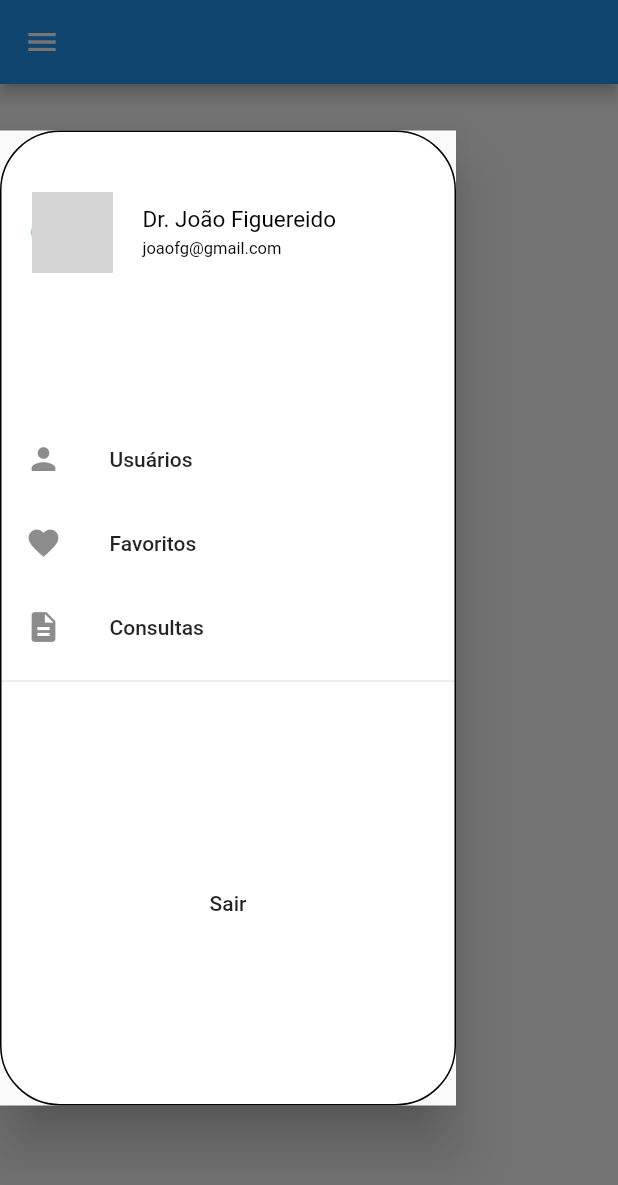
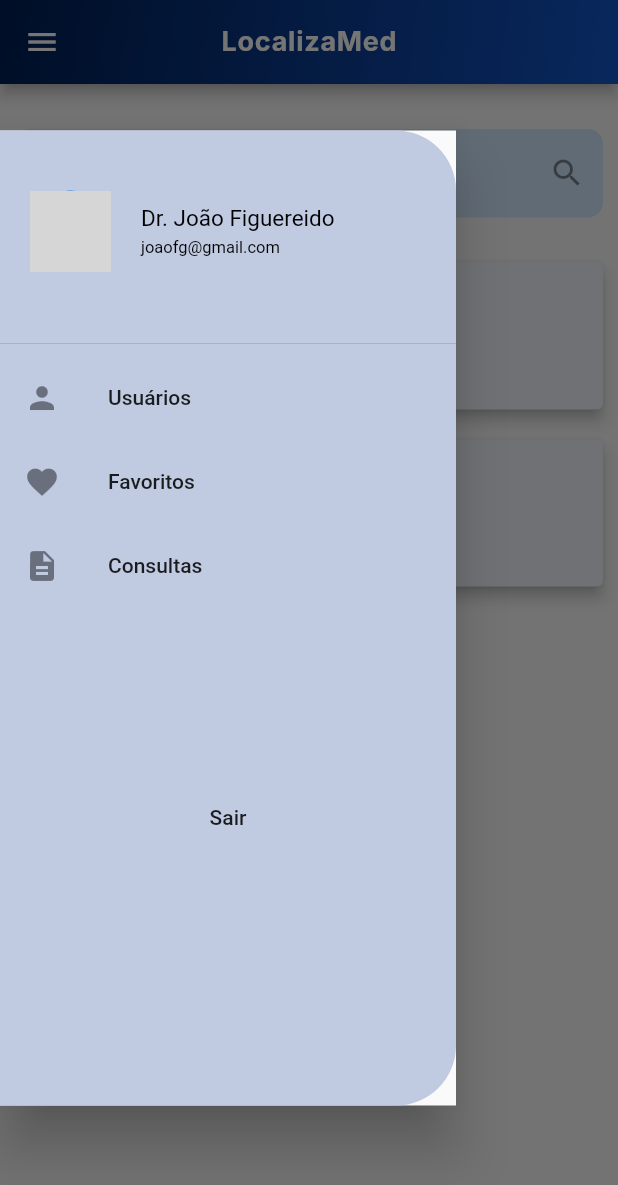
Before and after one commit to raffevald/projeto-final-materia-dev-mobile, a Flutter app: the screen it shows after launch, with the side drawer open, on a phone screen of 412 x 824 dp. Shown: the top 1185 px of the screen. Run offline on Flutter 3.47's test engine with Material 2 defaults, Android fonts, the phone set to English and light mode, and no system bars; our stand-ins replace flutter_svg, google_fonts; missing offline and left inert: dart:js; network calls fail; grey boxes are pictures that could not be loaded.

Commit message:
Foi criado o SEARCH DO DASBOARD e iniciado a estilisação dos cotainer de exbição

```diff
--- a/lib/ widget/siderbar.dart
+++ b/lib/ widget/siderbar.dart
@@ -11,17 +11,24 @@ class SideBar extends StatelessWidget {
     const email = 'joaofg@gmail.com';
     const urlImage = '../assets/DSC_3965.JPG';
 
-    return SizedBox(
+    return SingleChildScrollView(
+      child: Stack(
+        children: <Widget>[
+          const SizedBox(height: 80),
+          Container(
+            color: Colors.transparent,
+            child: SizedBox(
               height: 650,
               child: Drawer(
                 child: Container(
-          decoration: BoxDecoration(
-            border: Border.all(),
-            color: Colors.white,
-            borderRadius: const BorderRadius.all(Radius.circular(40)),
+                  decoration: const BoxDecoration(
+                    color: Color.fromARGB(255, 192, 202, 225),
+                    borderRadius: BorderRadius.only(
+                      topRight: Radius.circular(40.0),
+                      bottomRight: Radius.circular(40.0),
+                    ),
                   ),
                   child: ListView(
-            // Remove padding
                     padding: EdgeInsets.zero,
                     children: [
                       buildHeader(
@@ -29,12 +36,12 @@ class SideBar extends StatelessWidget {
                         name: name,
                         email: email,
                       ),
-              const ListTile(),
+                      const Divider(),
                       ListTile(
                         leading: const Icon(Icons.person),
                         title: const Text('Usuários'),
-                onTap: () =>
-                    Navigator.of(context).pushNamed('/cadastroUsuarios'),
+                        onTap: () => Navigator.of(context)
+                            .pushNamed('/cadastroUsuarios'),
                       ),
                       ListTile(
                         leading: const Icon(Icons.favorite),
@@ -46,7 +53,7 @@ class SideBar extends StatelessWidget {
                         title: const Text('Consultas'),
                         onTap: () => null,
                       ),
-              const Divider(),
+                      // const Divider(),
                       const ListTile(),
                       const ListTile(),
                       ListTile(
@@ -58,6 +65,10 @@ class SideBar extends StatelessWidget {
                     ],
                   ),
                 ),
+              ),
+            ),
+          ),
+        ],
       ),
     );
   }
--- a/lib/main.dart
+++ b/lib/main.dart
@@ -12,11 +12,13 @@ class MyApp extends StatelessWidget {
   Widget build(BuildContext context) {
     return MaterialApp(
       //title: 'Login',
+      debugShowCheckedModeBanner: false,
       theme: ThemeData(
         primarySwatch: Colors.blue,
       ),
       // initialRoute: '/',
       initialRoute: '/dashboard',
+      // initialRoute: '/searchMed',
       onGenerateRoute: RouteGenerator.generateRoute,
     );
   }
--- a/lib/routes/routes_generator.dart
+++ b/lib/routes/routes_generator.dart
@@ -1,9 +1,11 @@
 import 'package:flutter/material.dart';
+import 'package:projeto_final_materia_dev_mobile/models/search.dart';
 import 'package:projeto_final_materia_dev_mobile/views/dashboard.dart';
-import 'package:projeto_final_materia_dev_mobile/views/login_page.dart';
+// import 'package:projeto_final_materia_dev_mobile/views/login_page.dart';
 
 import '../views/cadastrar_medicos.dart';
 import '../views/cadastrar_usuarios.dart';
+import '../views/dashboard_teste.dart';
 import '../views/login_page_test.dart';
 import '../views/widget/dropdown_cadastro.dart';
 
@@ -16,31 +18,43 @@ class RouteGenerator {
           builder: (_) => LoginPageTest(
             data: args,
             title: 'Login',
-                ));
+          ),
+        );
       case '/dashboard':
         return MaterialPageRoute(
-            builder: (_) => Dashboard(
-                  data: args,
-                  title: 'Dashboard',
-                ));
+          builder: (_) => const Dashboard(
+              // data: args,
+              // title: 'Dashboard',
+              ),
+        );
       case '/cadastro':
         return MaterialPageRoute(
           builder: (_) => Cadastro(
             data: args,
             title: 'Cadastro de Usuario',
-                ));
+          ),
+        );
       case '/cadastroUsuarios':
         return MaterialPageRoute(
           builder: (_) => CadastroDeUsuarios(
             data: args,
             title: 'Cadastro de Usuario',
-                ));
+          ),
+        );
       case '/cadastroMedicos':
         return MaterialPageRoute(
           builder: (_) => CadastroDeMedicos(
             data: args,
             title: 'Cadastro de Médicos',
-                ));
+          ),
+        );
+      case '/searchMed':
+        return MaterialPageRoute(
+          builder: (_) => const SearchMed(
+              // data: args,
+              // title: 'Cadastro de Médicos',
+              ),
+        );
       default:
         return _erroRoute();
     }
--- a/lib/views/dashboard.dart
+++ b/lib/views/dashboard.dart
@@ -1,24 +1,127 @@
-//import 'package:flutter/cupertino.dart';
-import 'package:flutter/material.dart';
+// //import 'package:flutter/cupertino.dart';
+// import 'package:flutter/material.dart';
+// import 'package:google_fonts/google_fonts.dart';
 
-import '../ widget/siderbar.dart';
+// import '../ widget/siderbar.dart';
+// import '../models/search.dart';
 
-class Dashboard extends StatefulWidget {
-  const Dashboard({Key? key, required this.title, Object? data})
-      : super(key: key);
+// class Dashboard extends StatefulWidget {
+//   const Dashboard({Key? key, required this.title, Object? data})
+//       : super(key: key);
 
-  final String title;
+//   final String title;
 
-  @override
-  State<Dashboard> createState() => Mydashboard();
-}
+//   @override
+//   State<Dashboard> createState() => Mydashboard();
+// }
 
-class Mydashboard extends State<Dashboard> {
-  @override
-  Widget build(BuildContext context) {
-    return Scaffold(
-      appBar: AppBar(),
-      drawer: const SideBar(),
-    );
-  }
-}
+// class Mydashboard extends State<Dashboard> {
+//   final List<Map<String, dynamic>> _allUsers = [
+//     {"id": 1, "name": "Andy", "age": 29},
+//     {"id": 2, "name": "Aragon", "age": 40},
+//     {"id": 3, "name": "Bob", "age": 5},
+//     {"id": 4, "name": "Barbara", "age": 35},
+//     {"id": 5, "name": "Candy", "age": 21},
+//     {"id": 6, "name": "Colin", "age": 55},
+//     {"id": 7, "name": "Audra", "age": 30},
+//     {"id": 8, "name": "Banana", "age": 14},
+//     {"id": 9, "name": "Caversky", "age": 100},
+//     {"id": 10, "name": "Becky", "age": 32},
+//   ];
+
+//   List<Map<String, dynamic>> _foundUsers = [];
+
+//   @override
+//   initState() {
+//     _foundUsers = _allUsers;
+//     super.initState();
+//   }
+
+//   // This function is called whenever the text field changes
+//   void _runFilter(String enteredKeyword) {
+//     List<Map<String, dynamic>> results = [];
+//     if (enteredKeyword.isEmpty) {
+//       // if the search field is empty or only contains white-space, we'll display all users
+//       results = _allUsers;
+//     } else {
+//       results = _allUsers
+//           .where((user) =>
+//               user["name"].toLowerCase().contains(enteredKeyword.toLowerCase()))
+//           .toList();
+//       // we use the toLowerCase() method to make it case-insensitive
+//     }
+
+//     // Refresh the UI
+//     setState(() {
+//       _foundUsers = results;
+//     });
+//   }
+
+//   @override
+//   Widget build(BuildContext context) {
+//     return Scaffold(
+//       // appBar: AppBar(),
+//       appBar: AppBar(
+//         centerTitle: true,
+//         title: Text(
+//           "LocalizaMed",
+//           style: GoogleFonts.inter(
+//               textStyle: const TextStyle(
+//             fontWeight: FontWeight.bold,
+//             fontSize: 18,
+//             letterSpacing: .5,
+//           )),
+//         ),
+//         flexibleSpace: Container(
+//           decoration: const BoxDecoration(
+//             gradient: LinearGradient(
+//               begin: Alignment.topLeft,
+//               end: Alignment.bottomRight,
+//               colors: <Color>[
+//                 Color.fromRGBO(0, 31, 84, 1),
+//                 Color.fromRGBO(19, 86, 202, 1),
+//               ],
+//             ),
+//           ),
+//         ),
+//       ),
+
+//       drawer: const SideBar(),
+//       body: SingleChildScrollView(
+//         child: Column(
+//           children: [
+//             TextField(
+//               onChanged: (value) => _runFilter(value),
+//             ),
+//             const SizedBox(height: 20),
+//             Expanded(
+//               child: _foundUsers.isNotEmpty
+//                   ? ListView.builder(
+//                       itemCount: _foundUsers.length,
+//                       itemBuilder: (context, index) => Card(
+//                         key: ValueKey(_foundUsers[index]["id"]),
+//                         color: Colors.amberAccent,
+//                         elevation: 4,
+//                         margin: const EdgeInsets.symmetric(vertical: 10),
+//                         child: ListTile(
+//                           leading: Text(
+//                             _foundUsers[index]["id"].toString(),
+//                             style: const TextStyle(fontSize: 24),
+//                           ),
+//                           title: Text(_foundUsers[index]['name']),
+//                           subtitle: Text(
+//                               '${_foundUsers[index]["age"].toString()} years old'),
+//                         ),
+//                       ),
+//                     )
+//                   : const Text(
+//                       'No results found',
+//                       style: TextStyle(fontSize: 24),
+//                     ),
+//             ),
+//           ],
+//         ),
+//       ),
+//     );
+//   }
+// }
--- /dev/null
+++ b/lib/views/dashboard_teste.dart
@@ -0,0 +1,284 @@
+// import 'dart:html';
+
+import 'package:flutter/material.dart';
+import 'package:google_fonts/google_fonts.dart';
+
+import '../ widget/siderbar.dart';
+
+class Dashboard extends StatefulWidget {
+  const Dashboard({Key? key}) : super(key: key);
+
+  @override
+  _DashboardState createState() => _DashboardState();
+}
+
+class _DashboardState extends State<Dashboard> {
+  // final List<Map<String, dynamic>> _allUsers = [
+  //   {"id": 1, "name": "Andy", "age": 29},
+  //   {"id": 2, "name": "Aragon", "age": 40},
+  //   {"id": 3, "name": "Bob", "age": 5},
+  //   {"id": 4, "name": "Barbara", "age": 35},
+  //   {"id": 5, "name": "Candy", "age": 21},
+  //   {"id": 6, "name": "Colin", "age": 55},
+  //   {"id": 7, "name": "Audra", "age": 30},
+  //   {"id": 8, "name": "Banana", "age": 14},
+  //   {"id": 9, "name": "Caversky", "age": 100},
+  //   {"id": 10, "name": "Becky", "age": 32},
+  // ];
+
+  //Laitu
+  final padding = const EdgeInsets.symmetric(horizontal: 20);
+
+  String name = "";
+
+  final List<Map<String, dynamic>> _allUsers = [
+    {
+      "cpf": "33344477733",
+      "dateTIme": "Quita 15 de agosto",
+      "urlImage": "./algumdiretorio/imagem.png",
+      "name": "Dr. Rafael Silva",
+      "email": "raff.evald@gmail.com",
+      "especialidade": "Cardiologista",
+      "crmOrRqeOrRro": "72362",
+      "rua": "Caucheiro",
+      "numero": "1378",
+      "cidade": "Ji-paraná",
+      "bairro": "Nova Brasilia"
+    },
+    {
+      "cpf": "33344477733",
+      "dateTIme": "Quita 15 de agosto",
+      "urlImage": "./algumdiretorio/imagem.png",
+      "name": "Dr. Weslayne",
+      "email": "weslayne@gmail.com",
+      "especialidade": "Clinica geral",
+      "crmOrRqeOrRro": "234654",
+      "rua": "Rio Branco",
+      "numero": "1378",
+      "cidade": "Mirante da Serra",
+      "bairro": "Centro"
+    },
+  ];
+
+  List<Map<String, dynamic>> _foundUsers = [];
+
+  @override
+  initState() {
+    _foundUsers = _allUsers;
+    super.initState();
+  }
+
+  // This function is called whenever the text field changes
+  void _runFilter(String enteredKeyword) {
+    List<Map<String, dynamic>> results = [];
+    if (enteredKeyword.isEmpty) {
+      // if the search field is empty or only contains white-space, we'll display all users
+      results = _allUsers;
+    } else {
+      results = _allUsers
+          .where((user) => user["especialidade"]
+              .toLowerCase()
+              .contains(enteredKeyword.toLowerCase()))
+          .toList();
+      // we use the toLowerCase() method to make it case-insensitive
+    }
+
+    // Refresh the UI
+    setState(() {
+      _foundUsers = results;
+    });
+  }
+
+  @override
+  Widget build(BuildContext context) {
+    return Scaffold(
+      appBar: AppBar(
+        centerTitle: true,
+        title: Text(
+          "LocalizaMed",
+          style: GoogleFonts.inter(
+            textStyle: const TextStyle(
+              fontWeight: FontWeight.bold,
+              fontSize: 18,
+              letterSpacing: .5,
+            ),
+          ),
+        ),
+        flexibleSpace: Container(
+          decoration: const BoxDecoration(
+            gradient: LinearGradient(
+              begin: Alignment.topLeft,
+              end: Alignment.bottomRight,
+              colors: <Color>[
+                Color.fromRGBO(0, 31, 84, 1),
+                Color.fromRGBO(19, 86, 202, 1),
+              ],
+            ),
+          ),
+        ),
+      ),
+      drawer: const SideBar(),
+      body: Padding(
+        padding: const EdgeInsets.all(10),
+        child: Column(
+          children: [
+            const SizedBox(
+              height: 20,
+            ),
+            TextField(
+              onChanged: (value) => _runFilter(value),
+              decoration: InputDecoration(
+                labelText: 'Buscar',
+                suffixIcon: const Icon(Icons.search),
+                filled: true,
+                fillColor: const Color.fromRGBO(211, 233, 254, 1),
+                border: OutlineInputBorder(
+                    borderSide: BorderSide.none,
+                    borderRadius: BorderRadius.circular(10)),
+                hintText: ('ex: Clinico geral, Cardiologista...'),
+              ),
+            ),
+            const SizedBox(
+              height: 20,
+            ),
+            Expanded(
+              child: _foundUsers.isNotEmpty
+                  ? ListView.builder(
+                      itemCount: _foundUsers.length,
+                      itemBuilder: (context, index) => Card(
+                        key: ValueKey(_foundUsers[index]["id"]),
+                        color: const Color.fromARGB(255, 242, 246, 252),
+                        elevation: 4,
+                        margin: const EdgeInsets.symmetric(vertical: 10),
+                        child: Container(
+                          child: Column(
+                            children: [
+                              buildContextSearch(
+                                dateTime:
+                                    _foundUsers[index]["dateTIme"].toString(),
+                                urlImage:
+                                    _foundUsers[index]["urlImage"].toString(),
+                                bairro: _foundUsers[index]["bairro"].toString(),
+                                cidade: _foundUsers[index]["cidade"].toString(),
+                                crmOrRqeOrRro: _foundUsers[index]
+                                        ["crmOrRqeOrRro"]
+                                    .toString(),
+                                name: _foundUsers[index]["name"].toString(),
+                                numero: _foundUsers[index]["numero"].toString(),
+                                rua: _foundUsers[index]["rua"].toString(),
+                              ),
+                            ],
+                          ),
+                        ),
+                        //
+                        // child: ListTile(
+                        //   leading: Text(
+                        //     _foundUsers[index]["id"].toString(),
+                        //     style: const TextStyle(fontSize: 24),
+                        //   ),
+                        //   title: Text(_foundUsers[index]['name']),
+                        //   subtitle: Text(
+                        //       '${_foundUsers[index]["age"].toString()} years old'),
+                        // ),
+                        //
+                      ),
+                    )
+                  : const Text(
+                      'No results found',
+                      style: TextStyle(fontSize: 24),
+                    ),
+            ),
+          ],
+        ),
+      ),
+    );
+  }
+
+  //   buildHeader(
+  //   urlImage: urlImage,
+  //   name: name,
+  //   email: email,
+  // ),
+
+  Widget buildContextSearch({
+    required String dateTime,
+    required String urlImage,
+    required String name,
+    required String crmOrRqeOrRro,
+    required String rua,
+    required String numero,
+    required String cidade,
+    required String bairro,
+  }) =>
+      InkWell(
+        // onTap: onClicked,
+
+        child: Container(
+          padding: padding.add(const EdgeInsets.symmetric(vertical: 40)),
+          child: Row(
+            children: [
+              SizedBox(
+                child: Container(
+                  margin: padding.add(EdgeInsets.symmetric(vertical: 0)),
+                  child: Row(
+                    children: [
+                      Text(
+                        dateTime,
+                        style:
+                            const TextStyle(fontSize: 15, color: Colors.black),
+                      ),
+                    ],
+                  ),
+                ),
+              ),
+              SizedBox(
+                child: Row(
+                    // children: [
+                    //   CircleAvatar(
+                    //       radius: 27, backgroundImage: NetworkImage(urlImage)),
+                    //   const SizedBox(width: 20),
+                    //   Column(
+                    //     crossAxisAlignment: CrossAxisAlignment.start,
+                    //     children: [
+                    //       Text(
+                    //         name,
+                    //         style: const TextStyle(
+                    //             fontSize: 15, color: Colors.black),
+                    //       ),
+                    //       const SizedBox(height: 4),
+                    //       Text(
+                    //         crmOrRqeOrRro,
+                    //         style: const TextStyle(
+                    //             fontSize: 11, color: Colors.black),
+                    //       ),
+                    //       Text(
+                    //         rua,
+                    //         style: const TextStyle(
+                    //             fontSize: 11, color: Colors.black),
+                    //       ),
+                    //       Text(
+                    //         numero,
+                    //         style: const TextStyle(
+                    //             fontSize: 11, color: Colors.black),
+                    //       ),
+                    //       Text(
+                    //         cidade,
+                    //         style: const TextStyle(
+                    //             fontSize: 11, color: Colors.black),
+                    //       ),
+                    //       Text(
+                    //         bairro,
+                    //         style: const TextStyle(
+                    //             fontSize: 11, color: Colors.black),
+                    //       )
+                    //     ],
+                    //   ),
+                    // ],
+                    ),
+              ),
+              const Spacer(),
+            ],
+          ),
+        ),
+      );
+}
```
Also changed, not shown: lib/models/search.dart (added, +124 -0 lines), lib/views/cadastrar_medicos.dart (+16 -10 lines). Lines whose indentation alone changed are shown as unchanged.
